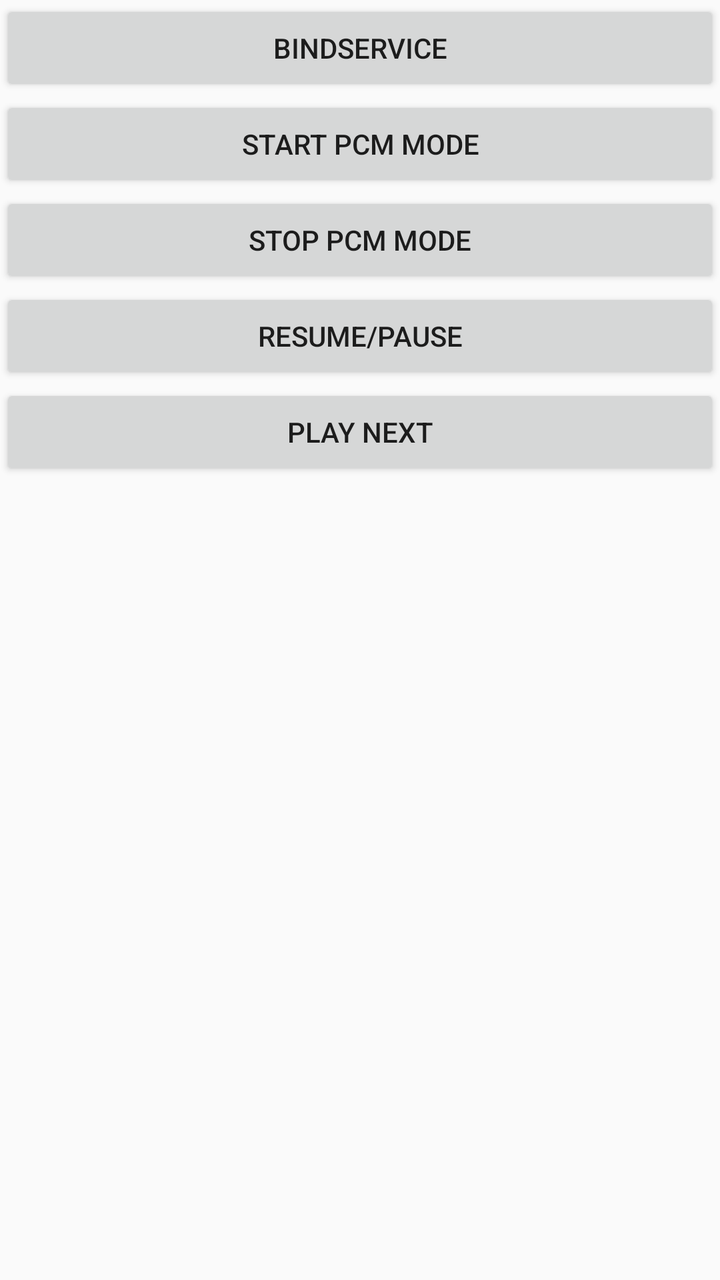
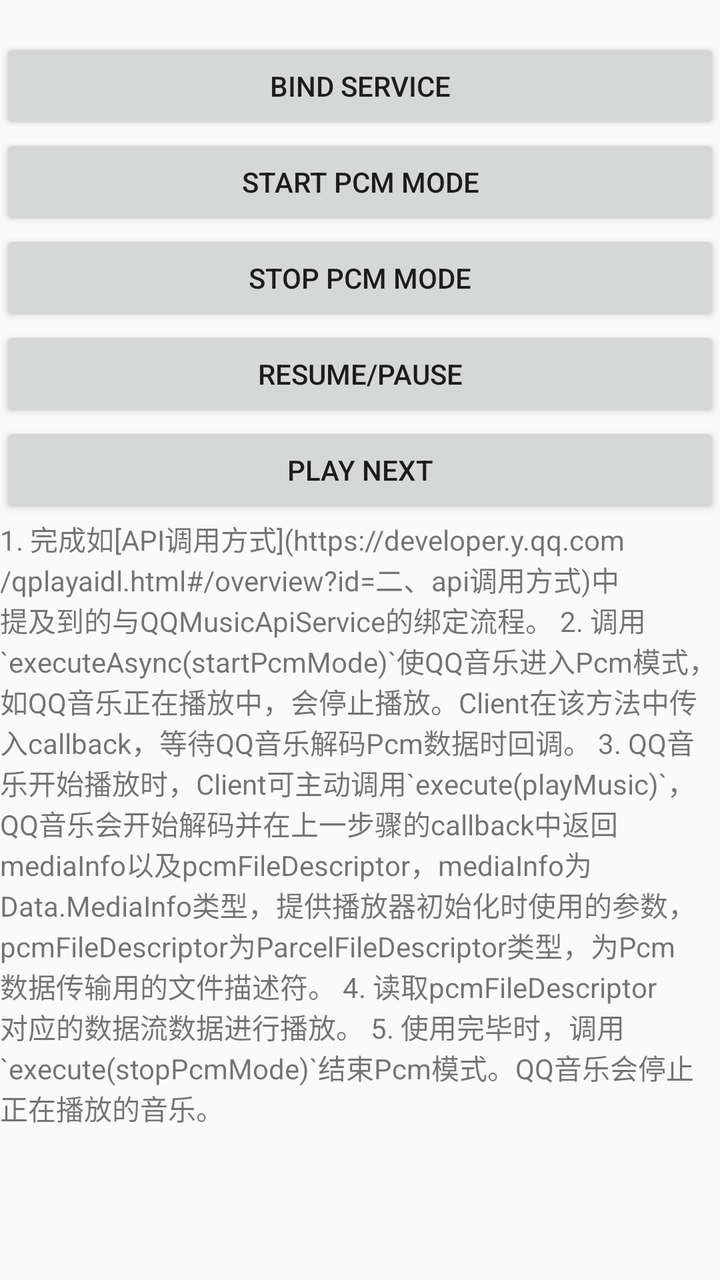

Compare the two renders of this Android layout. The source of the first and the diff that turns it into the second are given below.
<!-- AndroidManifest.xml: activity theme AppTheme.NoActionBar -->
<!-- res/layout/activity_pcm_example.xml -->
<?xml version="1.0" encoding="utf-8"?>
<LinearLayout xmlns:android="http://schemas.android.com/apk/res/android"
    android:layout_width="match_parent"
    android:layout_height="match_parent"
    android:orientation="vertical"
    >

    <Button
        android:id="@+id/bt_bind_service"
        android:layout_width="match_parent"
        android:layout_height="wrap_content"
        android:text="bindService" />

    <Button
        android:id="@+id/bt_start_pcm_mode"
        android:layout_width="match_parent"
        android:layout_height="wrap_content"
        android:text="Start pcm mode" />

    <Button
        android:id="@+id/bt_stop_pcm_mode"
        android:layout_width="match_parent"
        android:layout_height="wrap_content"
        android:text="Stop pcm mode" />

    <Button
        android:id="@+id/bt_play"
        android:layout_width="match_parent"
        android:layout_height="wrap_content"
        android:text="Resume/Pause" />

    <Button
        android:id="@+id/bt_next"
        android:layout_width="match_parent"
        android:layout_height="wrap_content"
        android:text="Play next" />
</LinearLayout>
<!-- resources referenced by this layout -->
<resources>
  <style name="AppTheme.NoActionBar">
          <item name="windowActionBar">false</item>
          <item name="windowNoTitle">true</item>
      </style>
</resources>

<!-- the commit's change to res/layout/activity_pcm_example.xml (unified diff, before → after) -->
@@ -2,14 +2,20 @@
 <LinearLayout xmlns:android="http://schemas.android.com/apk/res/android"
     android:layout_width="match_parent"
     android:layout_height="match_parent"
-    android:orientation="vertical"
-    >
+    android:orientation="vertical">
+
+    <android.support.v7.widget.AppCompatTextView
+        android:id="@+id/tv_information"
+        android:layout_width="match_parent"
+        android:layout_height="wrap_content"
+        android:gravity="center_horizontal"
+        />
 
     <Button
         android:id="@+id/bt_bind_service"
         android:layout_width="match_parent"
         android:layout_height="wrap_content"
-        android:text="bindService" />
+        android:text="bind service" />
 
     <Button
         android:id="@+id/bt_start_pcm_mode"
@@ -34,4 +40,9 @@
         android:layout_width="match_parent"
         android:layout_height="wrap_content"
         android:text="Play next" />
+
+    <android.support.v7.widget.AppCompatTextView
+        android:text="@string/pcm_hint"
+        android:layout_width="match_parent"
+        android:layout_height="wrap_content"/>
 </LinearLayout>
<!-- resource entries referenced after the edit -->
@@ -1,5 +1,10 @@
 <!-- resources referenced by this layout -->
 <resources>
+  <string name="pcm_hint">1. 完成如[API调用方式](https://developer.y.qq.com/qplayaidl.html#/overview?id=二、api调用方式)中提及到的与QQMusicApiService的绑定流程。
+  2. 调用`executeAsync("startPcmMode")`使QQ音乐进入Pcm模式，如QQ音乐正在播放中，会停止播放。Client在该方法中传入callback，等待QQ音乐解码Pcm数据时回调。
+  3. QQ音乐开始播放时，Client可主动调用`execute("playMusic")`，QQ音乐会开始解码并在上一步骤的callback中返回mediaInfo以及pcmFileDescriptor，mediaInfo为Data.MediaInfo类型，提供播放器初始化时使用的参数，pcmFileDescriptor为ParcelFileDescriptor类型，为Pcm数据传输用的文件描述符。
+  4. 读取pcmFileDescriptor对应的数据流数据进行播放。
+  5. 使用完毕时，调用`execute("stopPcmMode")`结束Pcm模式。QQ音乐会停止正在播放的音乐。</string>
   <style name="AppTheme.NoActionBar">
           <item name="windowActionBar">false</item>
           <item name="windowNoTitle">true</item>
